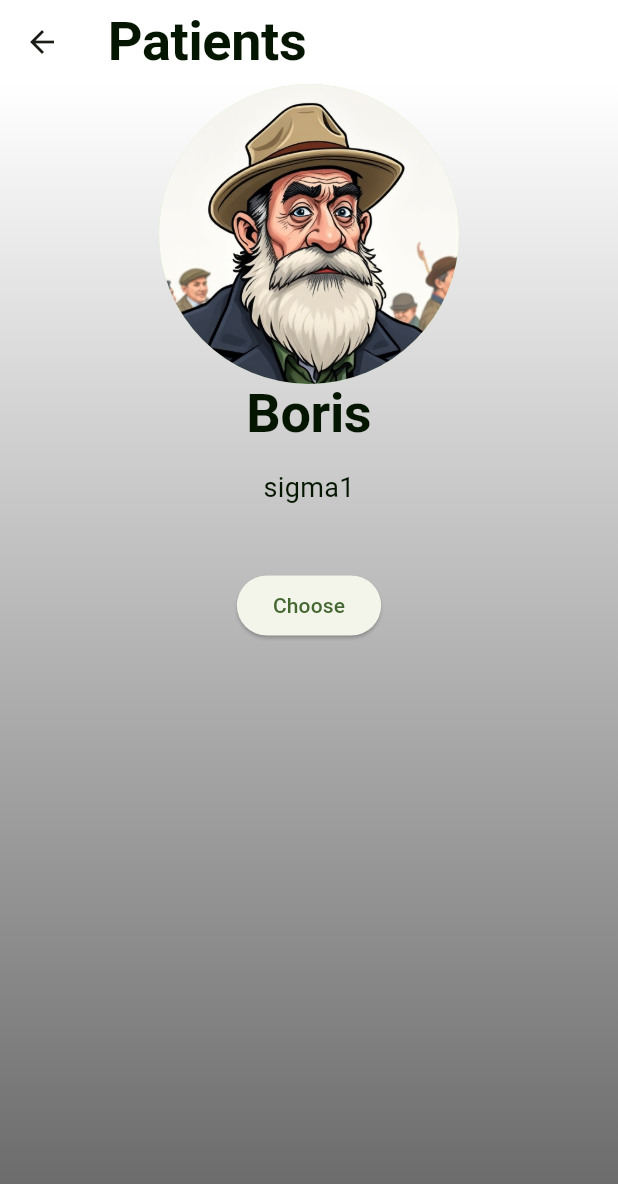
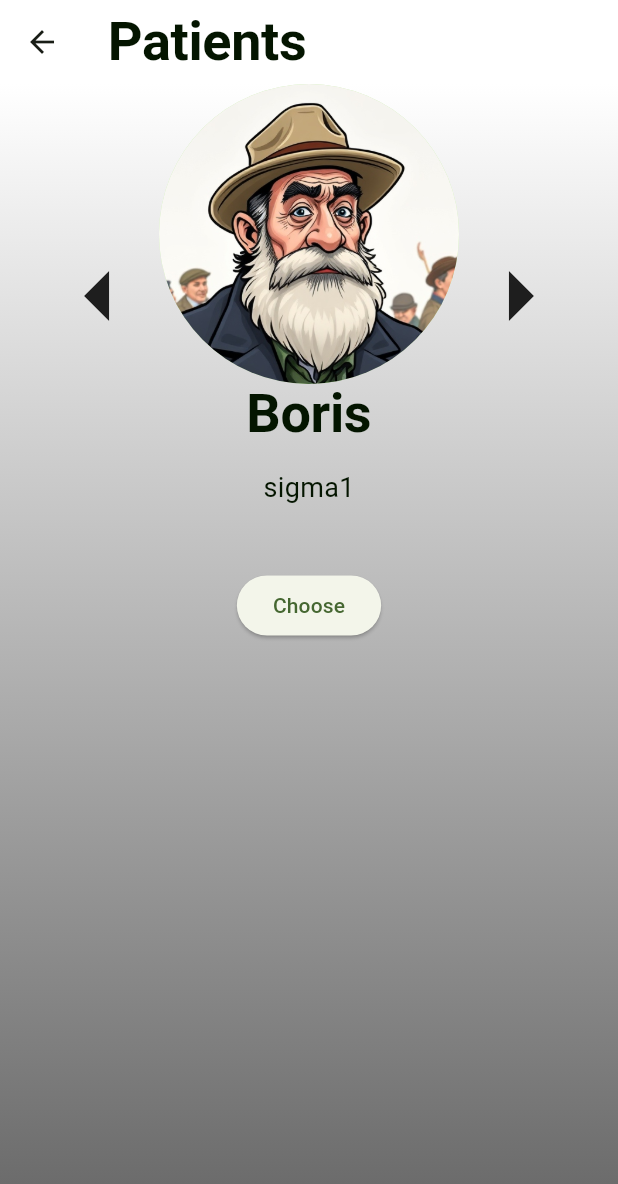
Before and after one commit to Lyynnnx/eleMentalProj, a Flutter app: the ChooseScreen screen opened directly, on a phone screen of 412 x 824 dp. Shown: the top 1184 px of the screen. Run offline on Flutter 3.47's test engine with Material 3 defaults, Android fonts, the light colour scheme and no system bars; our stand-ins replace audioplayers, flutter_riverpod, permission_handler, shared_preferences; missing offline and left inert: flutter_sound; accounts and stored records are empty.

Commit message:
added arrows to choose a patient

```diff
--- a/frontend/mentalproj/lib/screens/client_choose.dart
+++ b/frontend/mentalproj/lib/screens/client_choose.dart
@@ -36,6 +36,8 @@ class _ChooseScreenState extends ConsumerState<ChooseScreen> {
             ),
             child: Column(
               children: [
+                Row(mainAxisAlignment: MainAxisAlignment.center,
+                  children: [ Icon(Icons.arrow_left, size: 80,),
                     GestureDetector(
                         onHorizontalDragEnd: (details) {
                           if (details.velocity.pixelsPerSecond.dx > 0) {
@@ -52,6 +54,9 @@ class _ChooseScreenState extends ConsumerState<ChooseScreen> {
                           }
                         },
                         child: PatientPreview(patient: patietnsDummy[id])),
+                        Icon(Icons.arrow_right, size: 80,),
+                  ],
+                ),
                     SizedBox(height: MediaQuery.of(context).size.height*0.05,),
                     ElevatedButton(onPressed: (){
                       ref.read(patientProvider.notifier).addPatient(patietnsDummy[id]);
```
Lines whose indentation alone changed are shown as unchanged.
